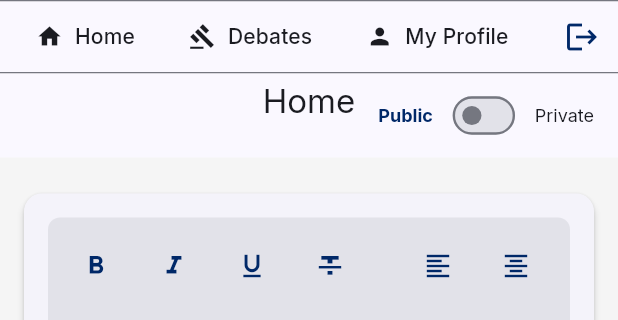
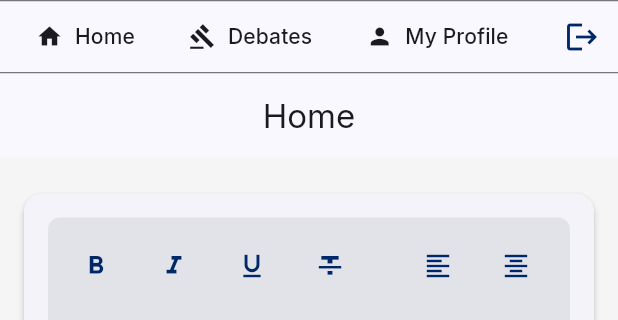
Before and after one commit to Gricon/civicchatter, a Flutter app: the HomeScreen screen opened by its route, on a phone screen of 412 x 824 dp, the part 60-380 px from its top. Run offline on Flutter 3.47's test engine with Material 3 defaults, Android fonts, the phone set to English and light mode, and no system bars; our stand-ins replace cached_network_image, go_router, google_fonts, image_picker, share_plus, shared_preferences and 1 more; missing offline and left inert: flutter_quill; accounts and stored records are empty.

Commit message:
Remove public/private toggle from home bar

```diff
--- a/flutter_app/lib/screens/home/home_screen.dart
+++ b/flutter_app/lib/screens/home/home_screen.dart
@@ -17,7 +17,6 @@ class HomeScreen extends StatefulWidget {
 }
 
 class _HomeScreenState extends State<HomeScreen> {
-  bool _showPrivatePosts = false;
   String _selectedPostType = 'Text Post';
   bool _isPrivatePost = false; // Privacy toggle for new posts
   QuillController? _quillController;
@@ -420,58 +419,6 @@ class _HomeScreenState extends State<HomeScreen> {
       appBar: CivicChatterAppBar(
         title: 'Home',
         showBackButton: false,
-        titleWidget: Stack(
-          children: [
-            const Center(
-              child: Text('Home'),
-            ),
-            Align(
-              alignment: Alignment.centerRight,
-              child: Row(
-                mainAxisSize: MainAxisSize.min,
-                children: [
-                  Text(
-                    'Public',
-                    style: TextStyle(
-                      fontSize: 12,
-                      color: !_showPrivatePosts
-                          ? Theme.of(context).colorScheme.primary
-                          : Theme.of(context).colorScheme.onSurface,
-                      fontWeight: !_showPrivatePosts
-                          ? FontWeight.bold
-                          : FontWeight.normal,
-                    ),
-                  ),
-                  const SizedBox(width: 4),
-                  Transform.scale(
-                    scale: 0.8,
-                    child: Switch(
-                      value: _showPrivatePosts,
-                      onChanged: (value) {
-                        setState(() {
-                          _showPrivatePosts = value;
-                        });
-                      },
-                    ),
-                  ),
-                  const SizedBox(width: 4),
-                  Text(
-                    'Private',
-                    style: TextStyle(
-                      fontSize: 12,
-                      color: _showPrivatePosts
-                          ? Theme.of(context).colorScheme.primary
-                          : Theme.of(context).colorScheme.onSurface,
-                      fontWeight: _showPrivatePosts
-                          ? FontWeight.bold
-                          : FontWeight.normal,
-                    ),
-                  ),
-                ],
-              ),
-            ),
-          ],
-        ),
         actions: [
           IconButton(
             icon: const Icon(Icons.logout),
```
Also changed, not shown: 3 other files.
